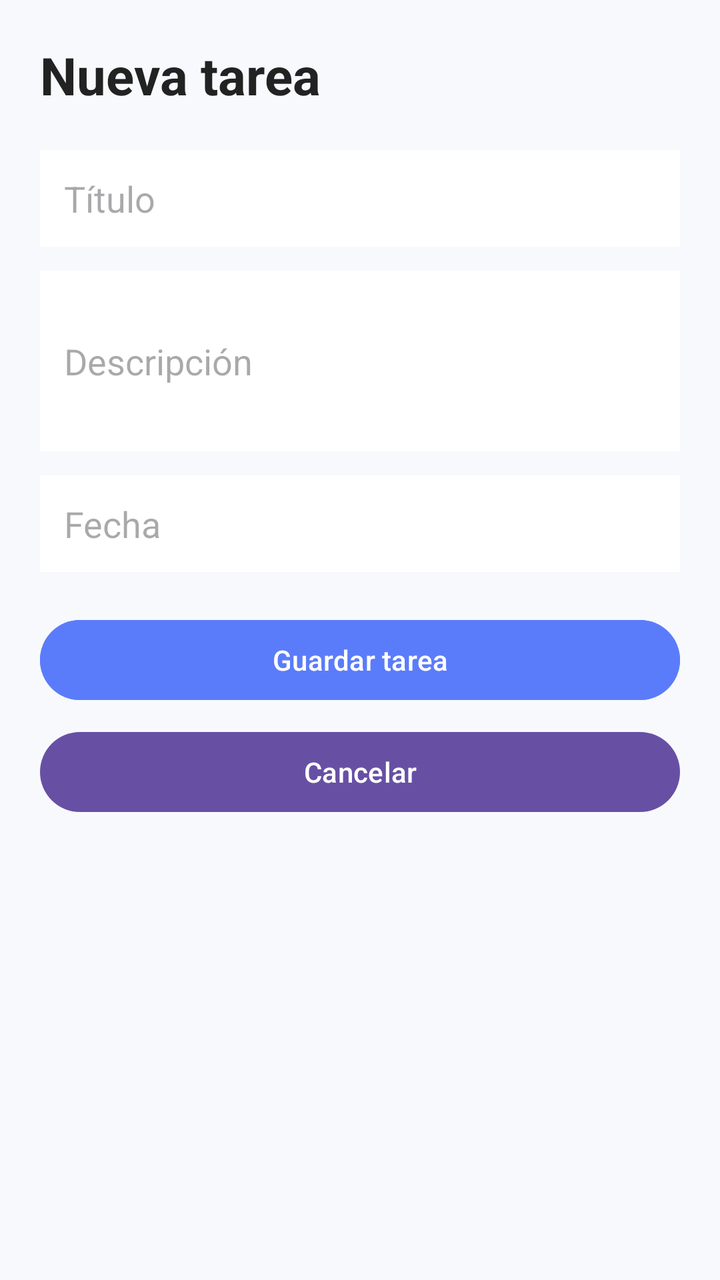
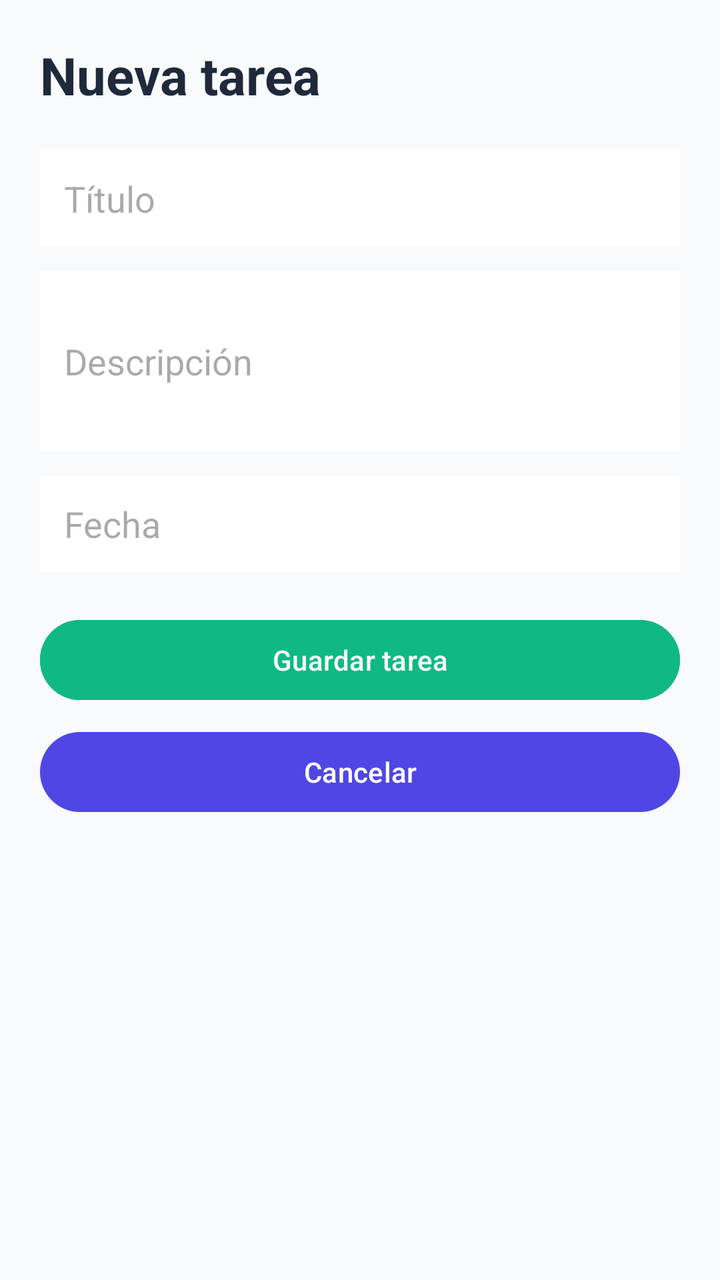

Screens rendered from an Android XML layout before and after an edit, with the pre-edit source and the edit as a unified diff.
<!-- AndroidManifest.xml: application theme Theme.TareasAPP -->
<!-- res/layout/activity_formulario_tarea.xml -->
<?xml version="1.0" encoding="utf-8"?>
<androidx.constraintlayout.widget.ConstraintLayout xmlns:android="http://schemas.android.com/apk/res/android"
    xmlns:app="http://schemas.android.com/apk/res-auto"
    xmlns:tools="http://schemas.android.com/tools"
    android:id="@+id/main"
    android:layout_width="match_parent"
    android:layout_height="match_parent"
    tools:context=".FormularioTareaActivity">

    <LinearLayout
        android:layout_width="match_parent"
        android:layout_height="match_parent"
        android:background="@color/light_background"
        android:orientation="vertical"
        android:padding="20dp">

        <TextView
            android:layout_width="match_parent"
            android:layout_height="wrap_content"
            android:text="Nueva tarea"
            android:textColor="@color/text_dark"
            android:textSize="26sp"
            android:textStyle="bold" />

        <EditText
            android:id="@+id/etTitulo"
            android:layout_width="match_parent"
            android:layout_height="wrap_content"
            android:layout_marginTop="20dp"
            android:background="@android:color/white"
            android:hint="Título"
            android:padding="12dp" />

        <EditText
            android:id="@+id/etDescripcion"
            android:layout_width="match_parent"
            android:layout_height="wrap_content"
            android:layout_marginTop="12dp"
            android:background="@android:color/white"
            android:hint="Descripción"
            android:minLines="3"
            android:padding="12dp" />

        <EditText
            android:id="@+id/etFecha"
            android:layout_width="match_parent"
            android:layout_height="wrap_content"
            android:layout_marginTop="12dp"
            android:background="@android:color/white"
            android:focusable="false"
            android:hint="Fecha"
            android:padding="12dp" />

        <Button
            android:id="@+id/btnGuardar"
            android:layout_width="match_parent"
            android:layout_height="wrap_content"
            android:layout_marginTop="20dp"
            android:backgroundTint="@color/primary_blue"
            android:text="Guardar tarea"
            android:textColor="@color/white" />

        <Button
            android:id="@+id/btnCancelar"
            android:layout_width="match_parent"
            android:layout_height="wrap_content"
            android:layout_marginTop="8dp"
            android:text="Cancelar" />

    </LinearLayout>
</androidx.constraintlayout.widget.ConstraintLayout>
<!-- resources referenced by this layout -->
<resources>
  <color name="light_background">#F8F9FD</color>
  <color name="primary_blue">#5B7CFA</color>
  <color name="text_dark">#222222</color>
  <color name="white">#FFFFFF</color>
  <style name="Theme.TareasAPP" parent="Base.Theme.TareasAPP" />
  <style name="Base.Theme.TareasAPP" parent="Theme.Material3.DayNight.NoActionBar">
          
          
      </style>
</resources>

<!-- the commit's change to res/layout/activity_formulario_tarea.xml (unified diff, before → after) -->
@@ -10,7 +10,7 @@
     <LinearLayout
         android:layout_width="match_parent"
         android:layout_height="match_parent"
-        android:background="@color/light_background"
+        android:background="@color/background"
         android:orientation="vertical"
         android:padding="20dp">
 
@@ -18,7 +18,7 @@
             android:layout_width="match_parent"
             android:layout_height="wrap_content"
             android:text="Nueva tarea"
-            android:textColor="@color/text_dark"
+            android:textColor="@color/text_primary"
             android:textSize="26sp"
             android:textStyle="bold" />
 
@@ -56,9 +56,9 @@
             android:layout_width="match_parent"
             android:layout_height="wrap_content"
             android:layout_marginTop="20dp"
-            android:backgroundTint="@color/primary_blue"
+            android:backgroundTint="@color/secondary"
             android:text="Guardar tarea"
-            android:textColor="@color/white" />
+            android:textColor="@color/background" />
 
         <Button
             android:id="@+id/btnCancelar"
<!-- resource entries referenced after the edit -->
@@ -1,13 +1,15 @@
 <!-- resources referenced by this layout -->
 <resources>
-  <color name="light_background">#F8F9FD</color>
-  <color name="primary_blue">#5B7CFA</color>
-  <color name="text_dark">#222222</color>
-  <color name="white">#FFFFFF</color>
+  <color name="background">#F8FAFC</color>
+  <color name="secondary">#10B981</color>
+  <color name="text_primary">#1E293B</color>
+  <color name="primary_blue">#4F46E5</color>
   <style name="Theme.TareasAPP" parent="Base.Theme.TareasAPP" />
   <style name="Base.Theme.TareasAPP" parent="Theme.Material3.DayNight.NoActionBar">
           
           
+          <item name="colorPrimary">@color/primary_blue</item>
+          <item name="colorSecondary">@color/secondary</item>
       </style>
 </resources>
 
